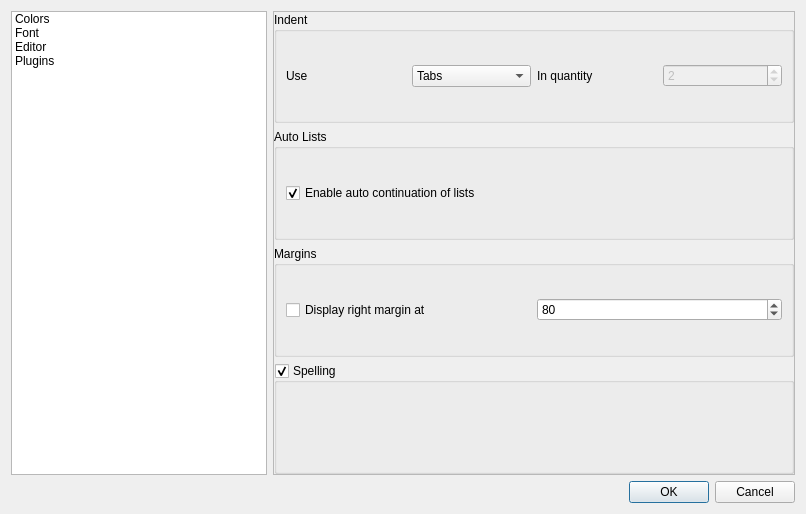
This is src/editor/settings.ui in igormironchik/markdown-tools as Qt 5 draws it before an edit. The edited form follows.
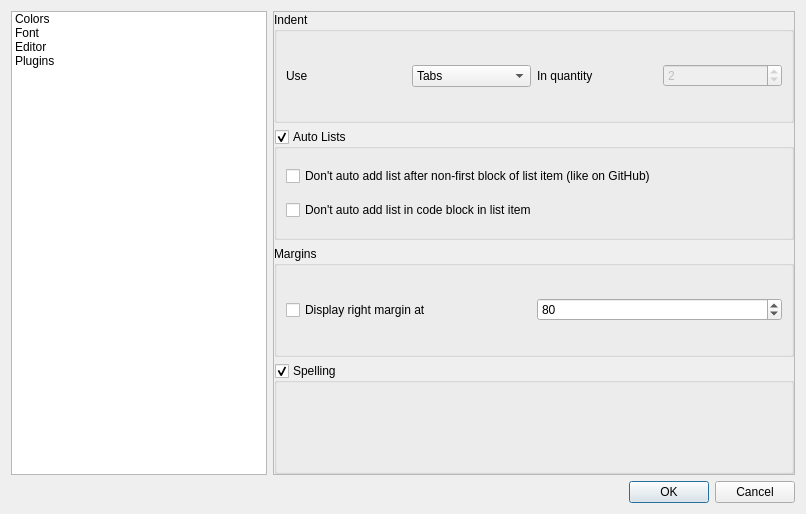
This is the edited form. Icons and pictures are not drawn. Custom widgets are drawn as their Qt base class.

Commit message: Implement option for GitHub behaviour in auto-lists.

```diff
--- a/src/editor/settings.ui
+++ b/src/editor/settings.ui
@@ -174,14 +174,21 @@
                <property name="title">
                 <string>Auto Lists</string>
                </property>
-               <layout class="QHBoxLayout" name="horizontalLayout">
+               <property name="checkable">
+                <bool>true</bool>
+               </property>
+               <layout class="QVBoxLayout" name="verticalLayout_6">
                 <item>
-                 <widget class="QCheckBox" name="m_autoListCheckBox">
+                 <widget class="QCheckBox" name="m_githubBehaviour">
                   <property name="text">
-                   <string>Enable auto continuation of lists</string>
+                   <string>Don't auto add list after non-first block of list item (like on GitHub)</string>
                   </property>
-                  <property name="checked">
-                   <bool>true</bool>
+                 </widget>
+                </item>
+                <item>
+                 <widget class="QCheckBox" name="m_dontUseAutoListInCodeBlock">
+                  <property name="text">
+                   <string>Don't auto add list in code block in list item</string>
                   </property>
                  </widget>
                 </item>
```
Left out of the diff: 2 changed lines with no effect on the pictures. The commit also changes 5 other files.
